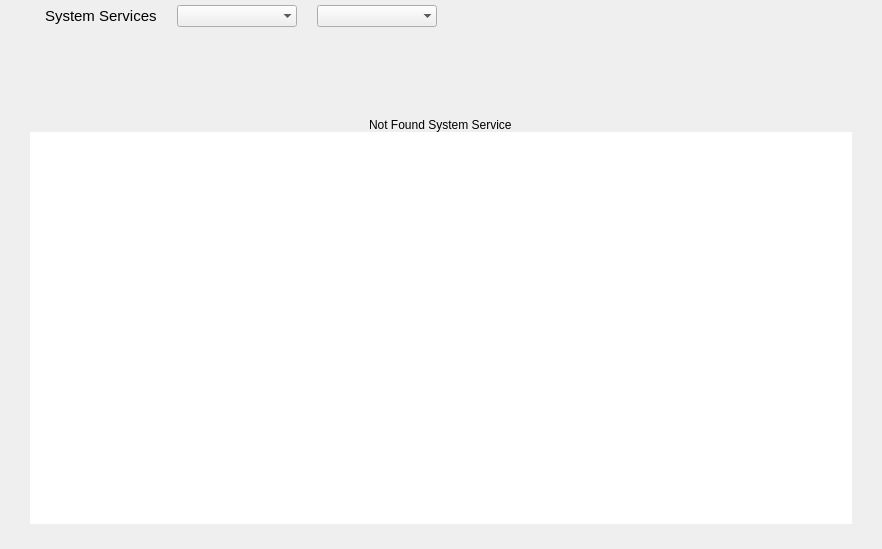
Qt form shared/nexis/Pages/Services/services_page.ui (s4solutionsllc/Nexis) before a commit.
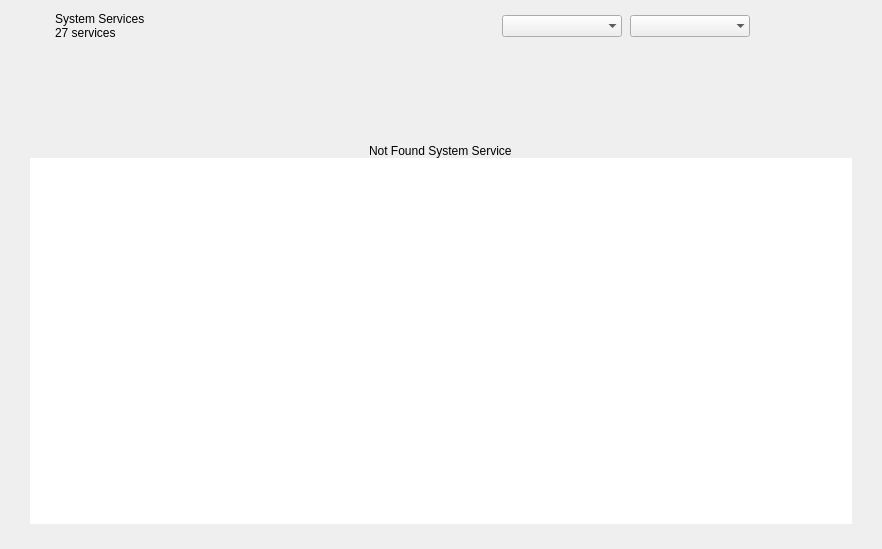
The same form after that commit.

Commit message: feat(services-page): elevated container card, status pill, section header (NEX-13737)

```diff
--- a/shared/nexis/Pages/Services/services_page.ui
+++ b/shared/nexis/Pages/Services/services_page.ui
@@ -27,71 +27,80 @@
     <number>25</number>
    </property>
    <property name="spacing">
-    <number>0</number>
+    <number>8</number>
    </property>
    <item row="0" column="0">
-    <layout class="QHBoxLayout" name="titlesLayout">
+    <widget class="QWidget" name="sectionHeaderRow" native="true">
+     <property name="sizePolicy">
+      <sizepolicy hsizetype="Preferred" vsizetype="Fixed">
+       <horstretch>0</horstretch>
+       <verstretch>0</verstretch>
+      </sizepolicy>
+     </property>
+     <layout class="QHBoxLayout" name="sectionHeaderRowLayout">
      <property name="spacing">
-      <number>20</number>
+       <number>8</number>
      </property>
      <property name="leftMargin">
-      <number>15</number>
+       <number>14</number>
      </property>
      <property name="topMargin">
-      <number>5</number>
+       <number>12</number>
      </property>
      <property name="rightMargin">
-      <number>45</number>
+       <number>14</number>
      </property>
      <property name="bottomMargin">
-      <number>5</number>
+       <number>10</number>
+      </property>
+      <item>
+       <widget class="QFrame" name="sectionHeaderAccent">
+        <property name="sizePolicy">
+         <sizepolicy hsizetype="Fixed" vsizetype="Preferred">
+          <horstretch>0</horstretch>
+          <verstretch>0</verstretch>
+         </sizepolicy>
+        </property>
+        <property name="minimumSize">
+         <size>
+          <width>3</width>
+          <height>26</height>
+         </size>
+        </property>
+        <property name="maximumSize">
+         <size>
+          <width>3</width>
+          <height>16777215</height>
+         </size>
+        </property>
+        <property name="frameShape">
+         <enum>QFrame::NoFrame</enum>
+        </property>
+        <property name="accentToken" stdset="0">
+         <string notr="true">accent</string>
+        </property>
+       </widget>
+      </item>
+      <item>
+       <layout class="QVBoxLayout" name="sectionHeaderTextColumn">
+        <property name="spacing">
+         <number>0</number>
      </property>
      <item alignment="Qt::AlignLeft|Qt::AlignVCenter">
-      <widget class="QLabel" name="lblServicesTitle">
-       <property name="font">
-        <font>
-         <pointsize>11</pointsize>
-        </font>
-       </property>
-       <property name="styleSheet">
-        <string notr="true"/>
-       </property>
+         <widget class="QLabel" name="sectionHeaderTitle">
        <property name="text">
         <string notr="true">System Services</string>
        </property>
       </widget>
      </item>
-     <item>
-      <widget class="QComboBox" name="cmbStartupStatus">
-       <property name="minimumSize">
-        <size>
-         <width>120</width>
-         <height>0</height>
-        </size>
-       </property>
-       <property name="sizeAdjustPolicy">
-        <enum>QComboBox::AdjustToMinimumContentsLengthWithIcon</enum>
-       </property>
-       <property name="frame">
-        <bool>false</bool>
+        <item alignment="Qt::AlignLeft|Qt::AlignVCenter">
+         <widget class="QLabel" name="sectionHeaderSource">
+          <property name="text">
+           <string notr="true">27 services</string>
        </property>
       </widget>
      </item>
-     <item>
-      <widget class="QComboBox" name="cmbRunningStatus">
-       <property name="minimumSize">
-        <size>
-         <width>120</width>
-         <height>0</height>
-        </size>
-       </property>
-       <property name="sizeAdjustPolicy">
-        <enum>QComboBox::AdjustToMinimumContentsLengthWithIcon</enum>
-       </property>
-       <property name="frame">
-        <bool>false</bool>
-       </property>
-      </widget>
+       </layout>
      </item>
      <item>
       <spacer name="horizontalSpacer">
@@ -106,6 +115,54 @@
        </property>
       </spacer>
      </item>
+      <item>
+       <widget class="QComboBox" name="cmbStartupStatus">
+        <property name="minimumSize">
+         <size>
+          <width>120</width>
+          <height>0</height>
+         </size>
+        </property>
+        <property name="sizeAdjustPolicy">
+         <enum>QComboBox::AdjustToMinimumContentsLengthWithIcon</enum>
+        </property>
+        <property name="frame">
+         <bool>false</bool>
+        </property>
+       </widget>
+      </item>
+      <item>
+       <widget class="QComboBox" name="cmbRunningStatus">
+        <property name="minimumSize">
+         <size>
+          <width>120</width>
+          <height>0</height>
+         </size>
+        </property>
+        <property name="sizeAdjustPolicy">
+         <enum>QComboBox::AdjustToMinimumContentsLengthWithIcon</enum>
+        </property>
+        <property name="frame">
+         <bool>false</bool>
+        </property>
+       </widget>
+      </item>
+      <item>
+       <spacer name="horizontalSpacer_3">
+        <property name="orientation">
+         <enum>Qt::Horizontal</enum>
+        </property>
+        <property name="sizeType">
+         <enum>QSizePolicy::Fixed</enum>
+        </property>
+        <property name="sizeHint" stdset="0">
+         <size>
+          <width>12</width>
+          <height>20</height>
+         </size>
+        </property>
+       </spacer>
+      </item>
      <item alignment="Qt::AlignHCenter">
       <widget class="QLabel" name="lblServiceStartupImg">
        <property name="sizePolicy">
@@ -195,8 +252,33 @@
       </widget>
      </item>
     </layout>
+    </widget>
    </item>
-   <item row="1" column="0" alignment="Qt::AlignVCenter">
+   <item row="1" column="0">
+    <widget class="QWidget" name="servicesContainer" native="true">
+     <property name="sizePolicy">
+      <sizepolicy hsizetype="Preferred" vsizetype="Expanding">
+       <horstretch>0</horstretch>
+       <verstretch>1</verstretch>
+      </sizepolicy>
+     </property>
+     <layout class="QVBoxLayout" name="servicesContainerLayout">
+      <property name="spacing">
+       <number>0</number>
+      </property>
+      <property name="leftMargin">
+       <number>0</number>
+      </property>
+      <property name="topMargin">
+       <number>0</number>
+      </property>
+      <property name="rightMargin">
+       <number>0</number>
+      </property>
+      <property name="bottomMargin">
+       <number>0</number>
+      </property>
+      <item alignment="Qt::AlignVCenter">
     <widget class="QWidget" name="notFoundWidget" native="true">
      <property name="sizePolicy">
       <sizepolicy hsizetype="Preferred" vsizetype="Expanding">
@@ -245,7 +327,7 @@
      </layout>
     </widget>
    </item>
-   <item row="2" column="0">
+      <item>
     <widget class="QListWidget" name="listWidgetServices">
      <property name="focusPolicy">
       <enum>Qt::NoFocus</enum>
@@ -272,11 +354,14 @@
       <enum>QListView::Batched</enum>
      </property>
      <property name="spacing">
-      <number>4</number>
+         <number>0</number>
      </property>
      <property name="uniformItemSizes">
       <bool>true</bool>
      </property>
+       </widget>
+      </item>
+     </layout>
     </widget>
    </item>
   </layout>
```
Lines whose indentation alone changed are shown as unchanged. The commit also changes 6 other files.
